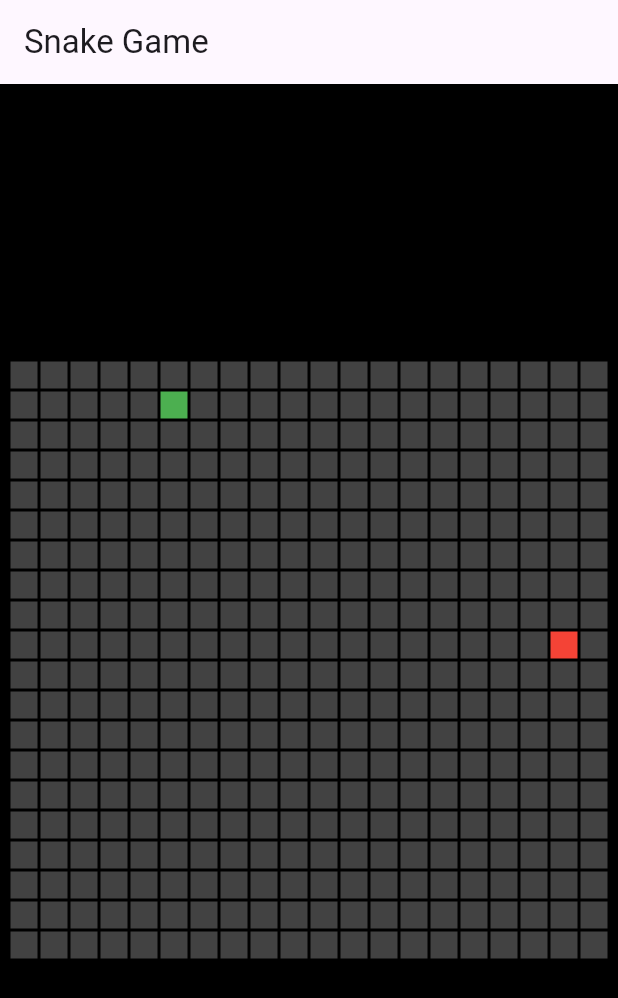
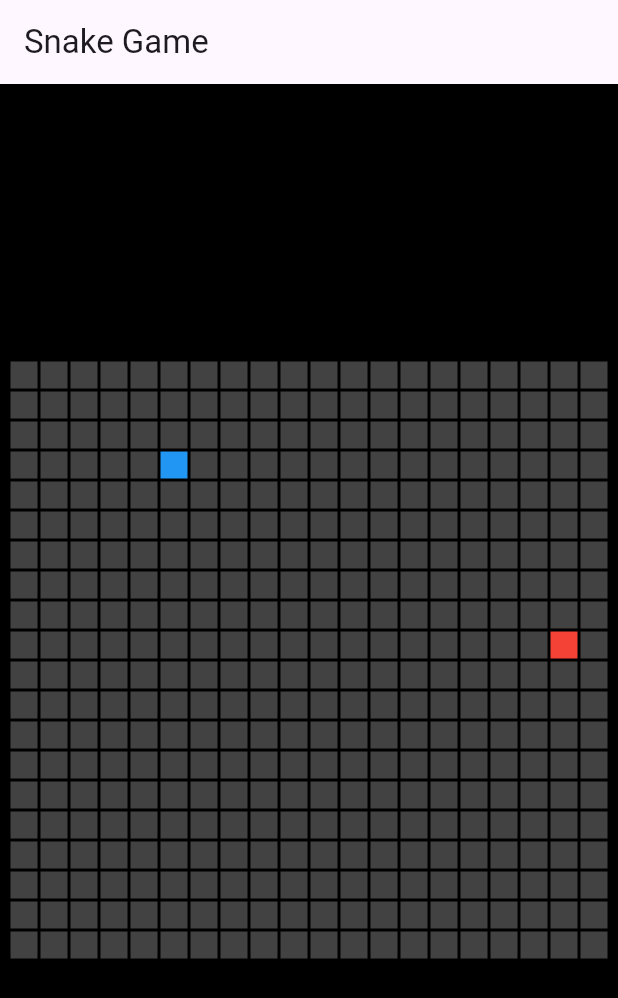
Before and after one commit to MahmoudKortas/snake, a Flutter app: the screen it shows after launch, after a tap on "Restart", on a phone screen of 412 x 824 dp. Shown: the top 998 px of the screen. Run offline on Flutter 3.47's test engine with Material 3 defaults, Android fonts, the phone set to English and light mode, and no system bars.

Commit message:
change snake color+ speed
this commit is to test makefile

```diff
--- a/lib/main.dart
+++ b/lib/main.dart
@@ -52,7 +52,7 @@ class _SnakeGameState extends State<SnakeGame> {
     _food = _generateFood();
     _direction = 'up';
     _timer?.cancel();
-    _timer = Timer.periodic(const Duration(milliseconds: 300), (timer) {
+    _timer = Timer.periodic(const Duration(milliseconds: 500), (timer) {
       setState(() {
         _moveSnake();
         if (_checkCollision()) {
@@ -211,7 +211,7 @@ class _SnakeGameState extends State<SnakeGame> {
                           height: squareSize.toDouble(),
                           decoration: BoxDecoration(
                             color: _snake.contains(Offset(x.toDouble(), y.toDouble()))
-                                ? Colors.green
+                                ? Colors.blue
                                 : (_food == Offset(x.toDouble(), y.toDouble())
                                     ? Colors.red
                                     : Colors.grey[800]),
```
Also changed, not shown: 1 other file.
